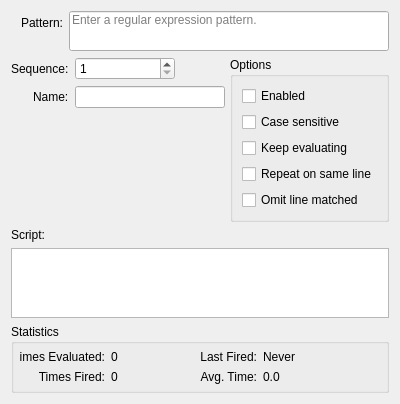
The window that client/edittrigger.ui (jkdoug/mudder) describes before a commit, drawn with Qt 5.
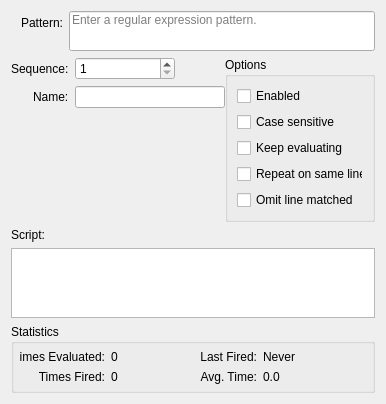
The same window after the commit. Custom widgets are drawn as their Qt base class.

Diff of the .ui file:
```diff
--- a/client/edittrigger.ui
+++ b/client/edittrigger.ui
@@ -6,7 +6,7 @@
    <rect>
     <x>0</x>
     <y>0</y>
-    <width>400</width>
+    <width>386</width>
     <height>400</height>
    </rect>
   </property>
```
